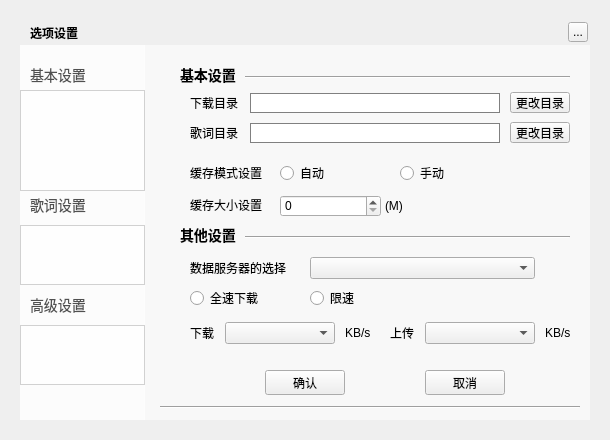
This is TTKCore/musicUi/musicWidget/musicsettingwidget.ui in jjzhang166/Musicplayer as Qt 5 draws it before an edit. The edited form follows.
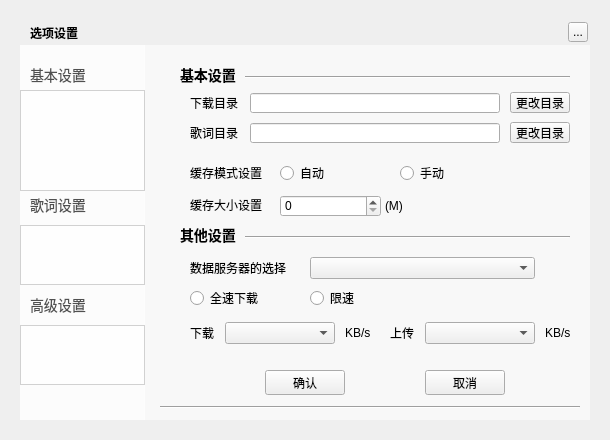
This is the edited form. The open tabs and pages were chosen to show the change. Custom widgets are drawn as their Qt base class.

Patch:
```diff
--- a/TTKCore/musicUi/musicWidget/musicsettingwidget.ui
+++ b/TTKCore/musicUi/musicWidget/musicsettingwidget.ui
@@ -595,9 +595,6 @@
     </widget>
    </widget>
    <widget class="QWidget" name="third">
-    <property name="styleSheet">
-     <string notr="true">QLineEdit{font-size:14px;color:#AAAAFF; font-weight:normal;border: 1px solid gray;}QLineEdit::hover{ border: 1px solid #AAAAFF;}</string>
-    </property>
     <widget class="Line" name="line_FS1">
      <property name="geometry">
       <rect>
@@ -725,7 +722,7 @@
       <rect>
        <x>120</x>
        <y>120</y>
-       <width>51</width>
+       <width>111</width>
        <height>16</height>
       </rect>
      </property>
@@ -738,7 +735,7 @@
       <rect>
        <x>240</x>
        <y>120</y>
-       <width>51</width>
+       <width>121</width>
        <height>16</height>
       </rect>
      </property>
@@ -782,7 +779,7 @@
       <rect>
        <x>30</x>
        <y>245</y>
-       <width>81</width>
+       <width>111</width>
        <height>16</height>
       </rect>
      </property>
@@ -795,7 +792,7 @@
       <rect>
        <x>150</x>
        <y>245</y>
-       <width>51</width>
+       <width>131</width>
        <height>16</height>
       </rect>
      </property>
@@ -2176,6 +2173,11 @@
   <zorder>line_M</zorder>
  </widget>
  <customwidgets>
+  <customwidget>
+   <class>MusicClickedSlider</class>
+   <extends>QSlider</extends>
+   <header>musicclickedslider.h</header>
+  </customwidget>
   <customwidget>
    <class>MusicPreviewLabel</class>
    <extends>QLabel</extends>
```
Left out of the diff: 9 changed lines with no effect on the pictures.
